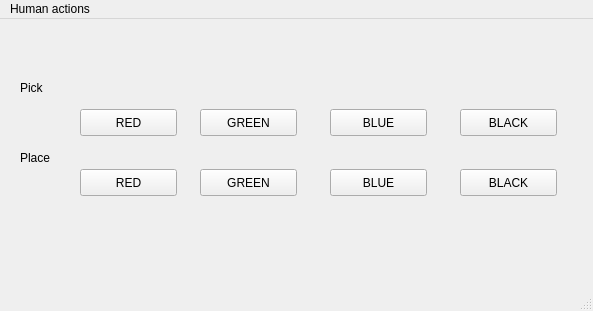
laas/supervisor, file graphical_interface/ui/mainwindow.ui: the form before one commit.
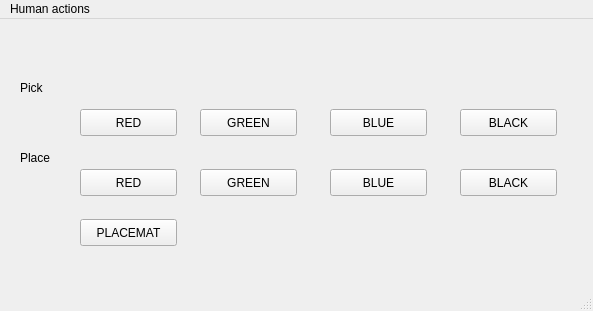
The form after the commit.

Commit message: [graphical_interface] add place for placemat

```diff
--- a/graphical_interface/ui/mainwindow.ui
+++ b/graphical_interface/ui/mainwindow.ui
@@ -144,6 +144,19 @@
      <string>BLACK</string>
     </property>
    </widget>
+   <widget class="QPushButton" name="pushButtonPlacePlacemat">
+    <property name="geometry">
+     <rect>
+      <x>80</x>
+      <y>200</y>
+      <width>97</width>
+      <height>27</height>
+     </rect>
+    </property>
+    <property name="text">
+     <string>PLACEMAT</string>
+    </property>
+   </widget>
   </widget>
   <widget class="QMenuBar" name="menubar">
    <property name="geometry">
```
The commit also changes 2 other files.
